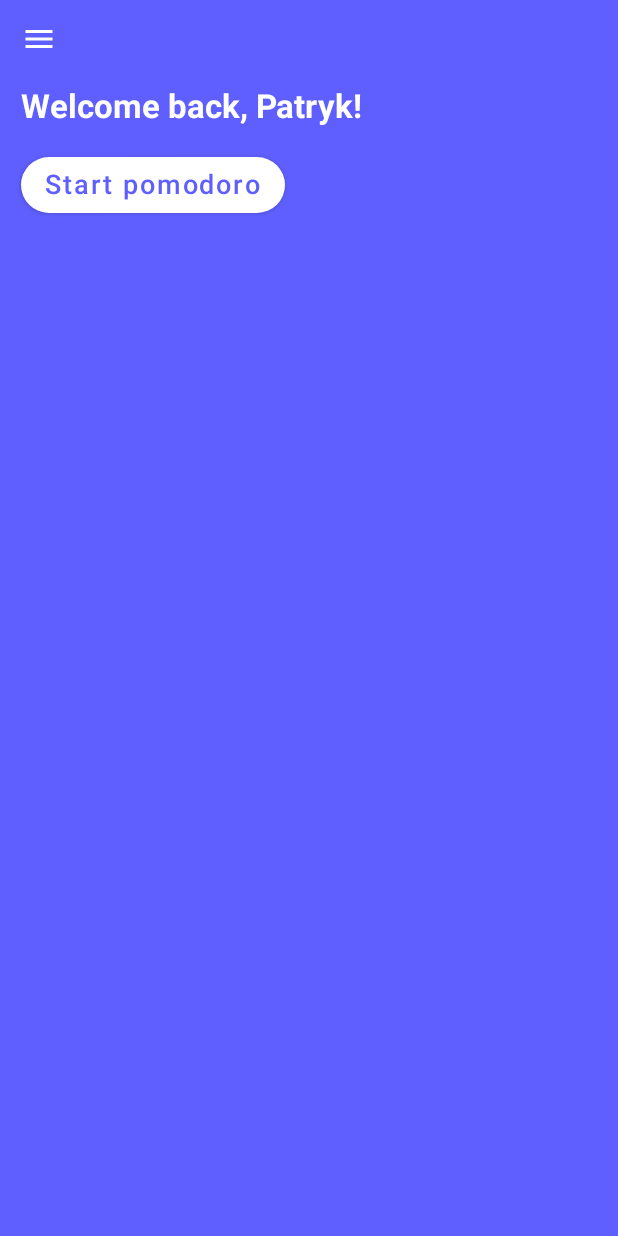
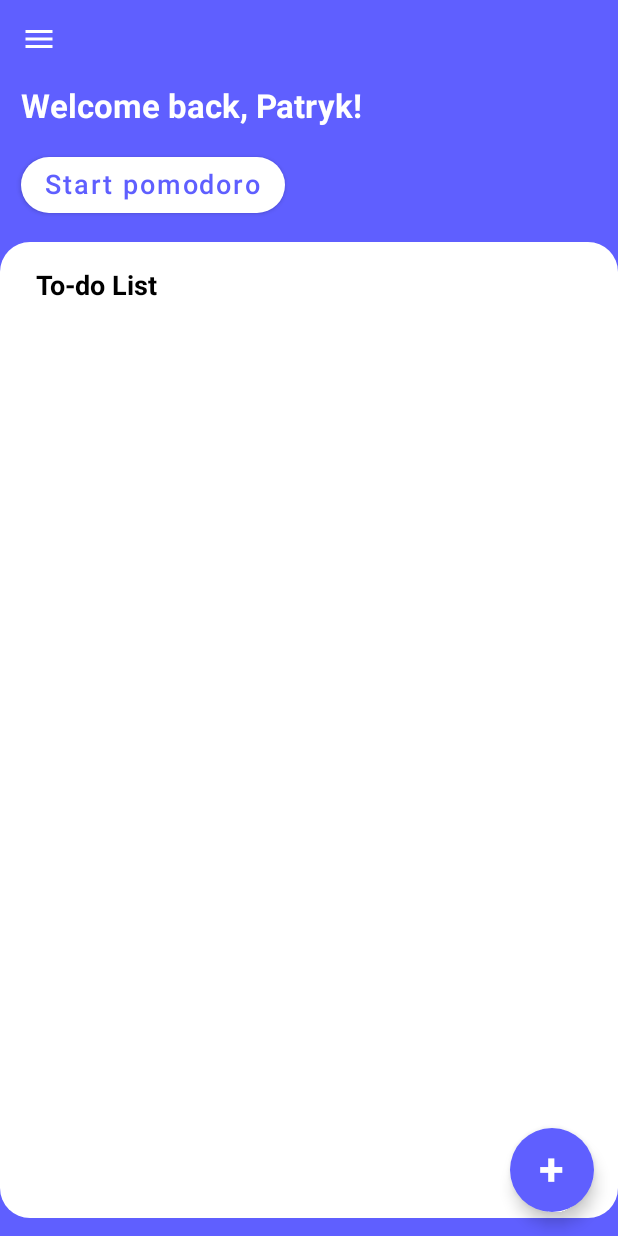
Before and after one commit to Jurgielele/PomoDone, an Android app built with Jetpack Compose: the HomeScreen screen opened through its navigation route, on a phone screen of 412 x 824 dp. Run offline under Robolectric (Android 15) with nearby library versions, the phone set to English and light mode, and no system bars; our stand-ins replace Dagger/Hilt's generated code, Room's generated code, accompanist.

Commit message:
save/show todos

```diff
--- a/app/src/main/java/com/example/taskpomodore/data/TodoDatabase.kt
+++ b/app/src/main/java/com/example/taskpomodore/data/TodoDatabase.kt
@@ -2,9 +2,12 @@ package com.example.taskpomodore.data
 
 import androidx.room.Database
 import androidx.room.RoomDatabase
+import androidx.room.TypeConverters
 import com.example.taskpomodore.model.Todo
+import com.example.taskpomodore.utils.UUIDConverter
 
-@Database(entities = [Todo::class], version = 1, exportSchema = false)
+@Database(entities = [Todo::class], version = 2, exportSchema = false)
+@TypeConverters(UUIDConverter::class)
 abstract class TodoDatabase: RoomDatabase(){
     abstract fun taskDao(): TodoDatabaseDao
 }
--- a/app/src/main/java/com/example/taskpomodore/model/Todo.kt
+++ b/app/src/main/java/com/example/taskpomodore/model/Todo.kt
@@ -4,9 +4,11 @@ import androidx.room.ColumnInfo
 import androidx.room.Entity
 import androidx.room.PrimaryKey
 import org.w3c.dom.Text
+import java.util.*
+
 @Entity(tableName = "todo_table")
 data class Todo(
-    @PrimaryKey val id: Int,
+    @PrimaryKey val id: UUID = UUID.randomUUID(),
     @ColumnInfo (name="task_name")val task: String,
-    @ColumnInfo (name = "completed") val completed: Boolean
+    @ColumnInfo (name = "completed") val completed: Boolean = false
 )
--- a/app/src/main/java/com/example/taskpomodore/screen/HomeScreen.kt
+++ b/app/src/main/java/com/example/taskpomodore/screen/HomeScreen.kt
@@ -3,51 +3,160 @@ package com.example.taskpomodore.screen
 import android.text.format.Time
 import androidx.compose.foundation.background
 import androidx.compose.foundation.layout.*
+import androidx.compose.foundation.lazy.LazyColumn
+import androidx.compose.foundation.lazy.items
 import androidx.compose.foundation.shape.RoundedCornerShape
+import androidx.compose.foundation.text.KeyboardActions
+import androidx.compose.foundation.text.KeyboardOptions
 import androidx.compose.material.*
 import androidx.compose.material.icons.Icons
+import androidx.compose.material.icons.filled.Add
+import androidx.compose.material.icons.filled.AddCircle
 import androidx.compose.material.icons.filled.Menu
 import androidx.compose.runtime.*
 import androidx.compose.ui.Alignment
 import androidx.compose.ui.Alignment.Companion.CenterHorizontally
+import androidx.compose.ui.ExperimentalComposeUiApi
 import androidx.compose.ui.Modifier
 import androidx.compose.ui.draw.clip
+import androidx.compose.ui.focus.FocusRequester
+import androidx.compose.ui.focus.focusRequester
 import androidx.compose.ui.geometry.Rect
 import androidx.compose.ui.graphics.Color
 import androidx.compose.ui.graphics.Color.Companion.Black
+import androidx.compose.ui.graphics.Color.Companion.Gray
 import androidx.compose.ui.graphics.Color.Companion.Transparent
 import androidx.compose.ui.graphics.Color.Companion.White
 import androidx.compose.ui.graphics.Outline
+import androidx.compose.ui.platform.LocalSoftwareKeyboardController
+import androidx.compose.ui.semantics.SemanticsProperties.ImeAction
 import androidx.compose.ui.text.font.FontWeight.Companion.Bold
 import androidx.compose.ui.text.font.FontWeight.Companion.Medium
+import androidx.compose.ui.text.style.TextDecoration
 import androidx.compose.ui.tooling.preview.Preview
 import androidx.compose.ui.unit.dp
 import androidx.compose.ui.unit.sp
+import androidx.hilt.navigation.compose.hiltViewModel
 import androidx.navigation.NavController
 import androidx.navigation.NavHostController
 import com.example.taskpomodore.model.Todo
 import com.example.taskpomodore.utils.millisToMinSec
+import com.example.taskpomodore.viewmodel.TodosViewModel
 import kotlinx.coroutines.delay
 import java.util.*
 import kotlin.time.Duration.Companion.milliseconds
 
+@ExperimentalComposeUiApi
 @Composable
-fun HomeScreen(navController: NavHostController){
+fun HomeScreen(navController: NavHostController, todosViewModel: TodosViewModel = hiltViewModel()){
     var pomodoroActive by remember{ mutableStateOf(false)}
-    Column(modifier = Modifier
-        .fillMaxSize()
-        .background(Color(0xff5F5FFF))) {
-        Header(name = "Patryk", pomodoroActive = pomodoroActive) {
-            pomodoroActive = !pomodoroActive
+    var addTodoRowActive by remember { mutableStateOf(false)}
+    Scaffold(
+        modifier = Modifier.fillMaxSize(),
+        backgroundColor = (Color(0xff5F5FFF)),
+        floatingActionButton = {
+            FloatingActionButton(
+                onClick = { addTodoRowActive = !addTodoRowActive},
+                backgroundColor = Color(0xff5F5FFF),
+                contentColor = White
+            ) {
+                Text("+", fontSize = 30.sp, fontWeight = Bold)
+            }
+        },
+        floatingActionButtonPosition = FabPosition.End
+    ) {
+        Column() {
+            Header(name = "Patryk", pomodoroActive = pomodoroActive) {
+                pomodoroActive = !pomodoroActive
+            }
+            Box(modifier = Modifier
+                .padding(bottom = 12.dp)
+                .clip(RoundedCornerShape(20.dp))
+                .background(White)
+                .fillMaxSize()
+            ){
+                Column() {
+                    ToDoList(todos = todosViewModel.todoList.collectAsState().value,
+                        addTodoRowActive = addTodoRowActive){
+                        todosViewModel.addTodo(Todo(task = it))
+                        addTodoRowActive = false
+                    }
+                }
+            }
         }
     }
 }
 
+@ExperimentalComposeUiApi
+@Composable
+fun ToDoList(todos: List<Todo>, addTodoRowActive: Boolean, onTodoSave: (String) -> Unit){
 
+        Column(modifier = Modifier.padding(start = 24.dp, top = 16.dp)) {
+            Text(
+                text = "To-do List",
+                color = Black,
+                fontWeight = Bold,
+                lineHeight = 27.sp,
+                fontSize = 18.sp
+            )
+            if(addTodoRowActive){
+                TodoAddRow(showKeyboard = addTodoRowActive){
+                    onTodoSave(it)
+                }
+            }
+            LazyColumn{
+                items(todos){todo ->
+                    ToDoItemRow(todo = todo)
+                }
+            }
+
+        }
+    }
+@ExperimentalComposeUiApi
+@Composable
+fun TodoAddRow(showKeyboard: Boolean, onItemAdd:(String) -> Unit){
+    var todo by remember{ mutableStateOf("")}
+    val focusRequester = remember { FocusRequester() }
+    val keyboardController = LocalSoftwareKeyboardController.current
+
+    LaunchedEffect(showKeyboard) {
+        focusRequester.requestFocus()
+    }
+    OutlinedTextField(
+        value = todo,
+        onValueChange = { todo = it },
+        colors = TextFieldDefaults.outlinedTextFieldColors(
+            backgroundColor = Transparent,
+            focusedBorderColor = Transparent,
+            unfocusedBorderColor = Transparent,
+        ),
+        placeholder = {Text("Your todo")},
+        keyboardOptions = KeyboardOptions.Default
+            .copy(imeAction = androidx.compose.ui.text.input.ImeAction.Done),
+        keyboardActions = KeyboardActions(onDone = {
+            onItemAdd(todo)
+            keyboardController?.hide()
+        }),
+        modifier = Modifier.focusRequester(focusRequester = focusRequester)
+    )
+}
 
 @Composable
-fun ToDoItem(todo: Todo){
-
+fun ToDoItemRow(todo: Todo){
+    var checked by remember {
+        mutableStateOf(false)
+    }
+    Row(Modifier.fillMaxWidth(), verticalAlignment = Alignment.CenterVertically) {
+        Checkbox(checked = checked , onCheckedChange = {checked = !checked} )
+        Spacer(modifier = Modifier.width(10.dp))
+        Text(
+            text = todo.task,
+            fontSize = 14.sp,
+            lineHeight = 21.sp,
+            color = if (checked) Gray else Black,
+            textDecoration = if(checked) TextDecoration.LineThrough else TextDecoration.None
+        )
+    }
 }
 
 @Composable
```
Also changed, not shown: app/src/main/java/com/example/taskpomodore/utils/UUIDConverter.kt (added, +15 -0 lines).
